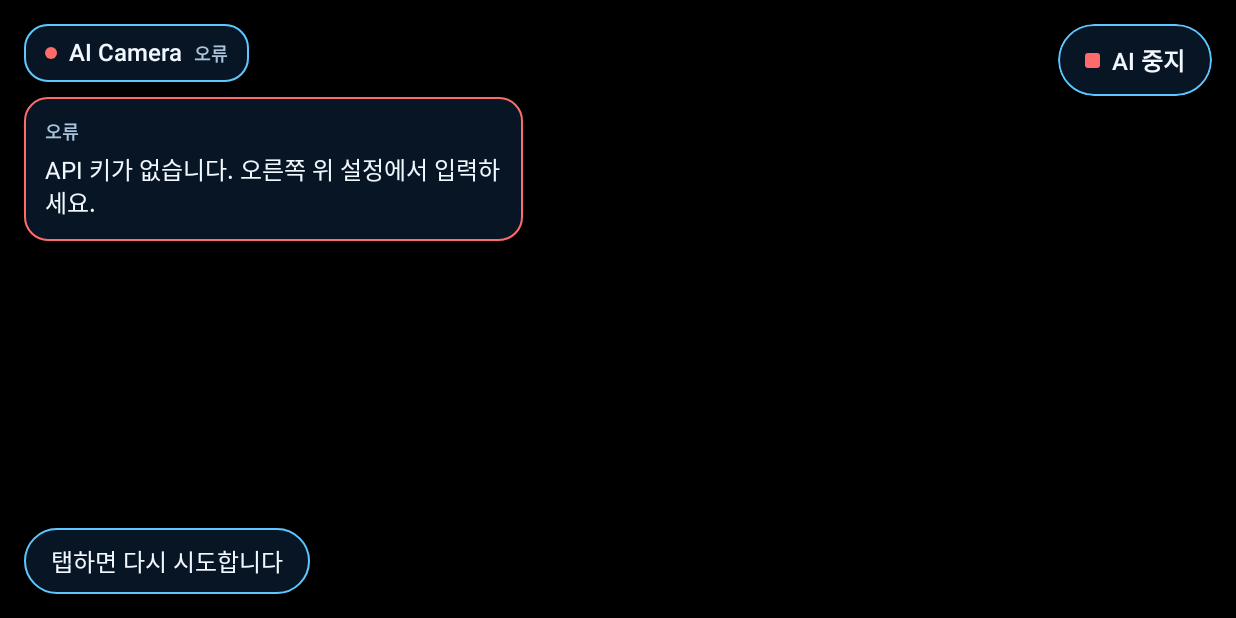
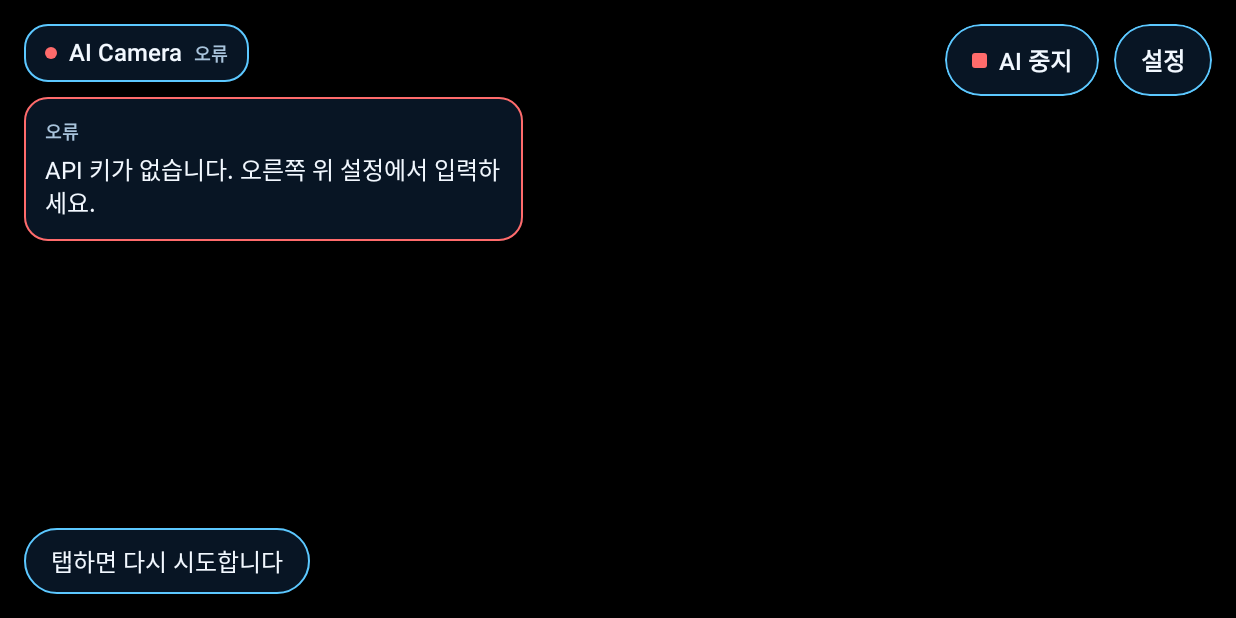
Before and after one commit to bear2u/ai-camera-hud, an Android app built with Jetpack Compose: the screen it shows after launch (MainActivity), on a phone screen of 824 x 412 dp (held sideways). Run offline under Robolectric (Android 15) with nearby library versions, the phone set to English and light mode, and no system bars; libraries missing offline, so code that uses them is left out: androidx.camera.compose, androidx.camera.core, androidx.camera.lifecycle; pictures from the network do not load; 3 statements that could not run were skipped.

```diff
--- a/app/src/main/AndroidManifest.xml
+++ b/app/src/main/AndroidManifest.xml
@@ -11,6 +11,9 @@
 
     <application
         android:allowBackup="false"
+        android:dataExtractionRules="@xml/data_extraction_rules"
+        android:fullBackupContent="false"
+        android:icon="@drawable/ic_launcher"
         android:label="@string/app_name"
         android:supportsRtl="true"
         android:theme="@android:style/Theme.Material.NoActionBar">
--- a/app/src/main/java/com/symverse/aiglasses/MainActivity.kt
+++ b/app/src/main/java/com/symverse/aiglasses/MainActivity.kt
@@ -5,6 +5,7 @@ import android.content.pm.PackageManager
 import android.os.Bundle
 import android.view.WindowManager
 import androidx.activity.ComponentActivity
+import androidx.activity.compose.BackHandler
 import androidx.activity.compose.setContent
 import androidx.activity.enableEdgeToEdge
 import androidx.activity.result.contract.ActivityResultContracts
@@ -16,18 +17,25 @@ import androidx.core.view.WindowInsetsCompat
 import com.symverse.aiglasses.audio.MicRecorder
 import com.symverse.aiglasses.audio.PcmPlayer
 import com.symverse.aiglasses.camera.CameraFrameSource
+import com.symverse.aiglasses.core.AppSettings
 import com.symverse.aiglasses.core.GlassesSession
 import com.symverse.aiglasses.core.HudState
+import com.symverse.aiglasses.core.SettingsRepository
 import com.symverse.aiglasses.core.Status
 import com.symverse.aiglasses.realtime.OkHttpRealtimeTransport
 import com.symverse.aiglasses.ui.GlassesScreen
+import com.symverse.aiglasses.ui.SettingsScreen
 
 class MainActivity : ComponentActivity() {
     private var hud by mutableStateOf(HudState())
+    private var settings by mutableStateOf(AppSettings())
+    private var showSettings by mutableStateOf(false)
+
     private lateinit var camera: CameraFrameSource
-    private val transport = OkHttpRealtimeTransport(BuildConfig.OPENAI_API_KEY)
+    private lateinit var settingsRepository: SettingsRepository
     private val mic = MicRecorder()
-    private var player: PcmPlayer? = null
+    private val player by lazy { PcmPlayer() }
+    private var transport: OkHttpRealtimeTransport? = null
     private var session: GlassesSession? = null
     private var resumeOnStart = false
 
@@ -42,20 +50,26 @@ class MainActivity : ComponentActivity() {
         window.addFlags(WindowManager.LayoutParams.FLAG_KEEP_SCREEN_ON)
         WindowCompat.getInsetsController(window, window.decorView).hide(WindowInsetsCompat.Type.systemBars())
         camera = CameraFrameSource(applicationContext)
+        settingsRepository = SettingsRepository(PrefsKeyValueStore(applicationContext))
+        settings = settingsRepository.load()
         setContent {
             GlassesScreen(
                 hud = hud,
                 surfaceRequest = camera.surfaceRequest.value,
                 onTap = ::onTap,
                 onToggleAi = ::onToggleAi,
+                onOpenSettings = ::openSettings,
             )
+            if (showSettings) {
+                BackHandler(onBack = ::closeSettings)
+                SettingsScreen(settings = settings, onSave = ::saveSettings, onBack = ::closeSettings)
+            }
         }
-        if (PERMISSIONS.all { checkSelfPermission(it) == PackageManager.PERMISSION_GRANTED }) {
-            startGlasses()
-        } else {
-            permissionRequest.launch(PERMISSIONS)
-        }
+        if (hasPermissions()) startGlasses() else permissionRequest.launch(PERMISSIONS)
     }
+
+    private fun hasPermissions(): Boolean =
+        PERMISSIONS.all { checkSelfPermission(it) == PackageManager.PERMISSION_GRANTED }
 
     private fun onTap() {
         session?.tap() ?: permissionRequest.launch(PERMISSIONS)
@@ -66,11 +80,32 @@ class MainActivity : ComponentActivity() {
         if (current.hud.status == Status.Off) current.start() else current.stop()
     }
 
+    private fun openSettings() {
+        session?.stop()
+        showSettings = true
+    }
+
+    private fun saveSettings(apiKey: String, model: String) {
+        settings = settingsRepository.save(apiKey, model)
+        closeSettings()
+    }
+
+    private fun closeSettings() {
+        showSettings = false
+        if (hasPermissions()) connect()
+    }
+
     private fun startGlasses() {
         camera.bind(this)
-        val sink = PcmPlayer().also { player = it }
-        session = GlassesSession(BuildConfig.OPENAI_API_KEY, transport, mic, camera, sink) { hud = it }
-            .also { it.start() }
+        connect()
+    }
+
+    /** 현재 설정(키·모델)으로 새 연결을 만든다. */
+    private fun connect() {
+        session?.stop()
+        val current = settings
+        val newTransport = OkHttpRealtimeTransport(current.apiKey, current.realtimeUrl).also { transport = it }
+        session = GlassesSession(current.apiKey, newTransport, mic, camera, player) { hud = it }.also { it.start() }
     }
 
     private fun showPermissionNeeded() {
@@ -96,9 +131,7 @@ class MainActivity : ComponentActivity() {
     }
 
     override fun onDestroy() {
-        mic.stop()
-        player?.stop()
-        transport.close()
+        session?.stop()
         super.onDestroy()
     }
 
--- /dev/null
+++ b/app/src/main/java/com/symverse/aiglasses/PrefsKeyValueStore.kt
@@ -0,0 +1,16 @@
+package com.symverse.aiglasses
+
+import android.content.Context
+import androidx.core.content.edit
+import com.symverse.aiglasses.core.KeyValueStore
+
+/** 앱 전용 SharedPreferences 에 보관한다. */
+class PrefsKeyValueStore(context: Context) : KeyValueStore {
+    private val prefs = context.getSharedPreferences("settings", Context.MODE_PRIVATE)
+
+    override fun get(key: String): String? = prefs.getString(key, null)
+
+    override fun put(key: String, value: String) {
+        prefs.edit { putString(key, value) }
+    }
+}
--- a/app/src/main/java/com/symverse/aiglasses/core/GlassesSession.kt
+++ b/app/src/main/java/com/symverse/aiglasses/core/GlassesSession.kt
@@ -110,7 +110,11 @@ class GlassesSession(
                 hud = hud.copy(assistantText = hud.assistantText + received.text)
             is ServerEvent.InputTranscript -> hud = hud.copy(userText = received.text)
             is ServerEvent.ResponseDone -> hud = hud.copy(status = Status.Idle)
-            is ServerEvent.Error -> hud = hud.copy(status = Status.Idle, error = received.message)
+            // 질문 중이 아닐 때 오는 오류(잘못된 키 등)는 연결 자체의 문제다.
+            is ServerEvent.Error -> hud = hud.copy(
+                status = if (hud.status == Status.Idle) Status.Error else Status.Idle,
+                error = received.message,
+            )
             is ServerEvent.AudioDelta -> if (!playbackMuted) {
                 playingItemId = received.itemId
                 sink.play(received.pcm)
--- a/app/src/main/java/com/symverse/aiglasses/ui/GlassesScreen.kt
+++ b/app/src/main/java/com/symverse/aiglasses/ui/GlassesScreen.kt
@@ -40,7 +40,13 @@ import com.symverse.aiglasses.core.Status
 
 /** 카메라 화면 전체 위에 AI 오버레이를 얹는다. 화면 어디든 탭하면 [onTap]. */
 @Composable
-fun GlassesScreen(hud: HudState, surfaceRequest: SurfaceRequest?, onTap: () -> Unit, onToggleAi: () -> Unit) {
+fun GlassesScreen(
+    hud: HudState,
+    surfaceRequest: SurfaceRequest?,
+    onTap: () -> Unit,
+    onToggleAi: () -> Unit,
+    onOpenSettings: () -> Unit,
+) {
     Box(Modifier.fillMaxSize().background(Color.Black)) {
         if (surfaceRequest != null) {
             CameraXViewfinder(surfaceRequest = surfaceRequest, modifier = Modifier.fillMaxSize())
@@ -64,7 +70,10 @@ fun GlassesScreen(hud: HudState, surfaceRequest: SurfaceRequest?, onTap: () -> U
                     modifier = Modifier.align(Alignment.BottomEnd).fillMaxWidth(0.46f),
                 )
             }
-            AiToggle(on = hud.status != Status.Off, onClick = onToggleAi, modifier = Modifier.align(Alignment.TopEnd))
+            Row(Modifier.align(Alignment.TopEnd), horizontalArrangement = Arrangement.spacedBy(10.dp)) {
+                AiToggle(on = hud.status != Status.Off, onClick = onToggleAi)
+                PillButton("설정", onClick = onOpenSettings)
+            }
             HintBar(hud.status, Modifier.align(Alignment.BottomStart))
         }
     }
@@ -86,12 +95,11 @@ private fun StatusCard(status: Status) {
 /** AI 연결을 켜고 끄는 버튼. */
 @Composable
 private fun AiToggle(on: Boolean, onClick: () -> Unit, modifier: Modifier = Modifier) {
-    val shape = RoundedCornerShape(50)
     Row(
         modifier
-            .clip(shape)
-            .background(if (on) CardFill else Primary, shape)
-            .border(1.dp, CardLine, shape)
+            .clip(PillShape)
+            .background(if (on) CardFill else Primary, PillShape)
+            .border(1.dp, CardLine, PillShape)
             .clickable(role = Role.Button, onClick = onClick)
             .heightIn(min = 48.dp)
             .padding(horizontal = 18.dp),
--- /dev/null
+++ b/app/src/main/java/com/symverse/aiglasses/ui/PillButton.kt
@@ -0,0 +1,33 @@
+package com.symverse.aiglasses.ui
+
+import androidx.compose.foundation.background
+import androidx.compose.foundation.border
+import androidx.compose.foundation.clickable
+import androidx.compose.foundation.layout.Box
+import androidx.compose.foundation.layout.heightIn
+import androidx.compose.foundation.layout.padding
+import androidx.compose.foundation.text.BasicText
+import androidx.compose.runtime.Composable
+import androidx.compose.ui.Alignment
+import androidx.compose.ui.Modifier
+import androidx.compose.ui.draw.clip
+import androidx.compose.ui.semantics.Role
+import androidx.compose.ui.text.font.FontWeight
+import androidx.compose.ui.unit.dp
+
+/** 알약 모양 버튼. [primary] 는 화면의 주 동작에 쓴다. */
+@Composable
+internal fun PillButton(text: String, onClick: () -> Unit, modifier: Modifier = Modifier, primary: Boolean = false) {
+    Box(
+        modifier
+            .clip(PillShape)
+            .background(if (primary) Primary else CardFill, PillShape)
+            .border(1.dp, CardLine, PillShape)
+            .clickable(role = Role.Button, onClick = onClick)
+            .heightIn(min = 48.dp)
+            .padding(horizontal = 18.dp),
+        contentAlignment = Alignment.Center,
+    ) {
+        BasicText(text, style = BodyStyle.copy(fontWeight = FontWeight.SemiBold))
+    }
+}
```
Also changed, not shown: app/build.gradle.kts (+0 -10 lines), app/src/main/java/com/symverse/aiglasses/ui/SettingsScreen.kt (added, +127 -0 lines), app/src/main/res/drawable/ic_launcher.xml (added, +15 -0 lines), app/src/main/res/xml/data_extraction_rules.xml (added, +10 -0 lines), 2 other files.
